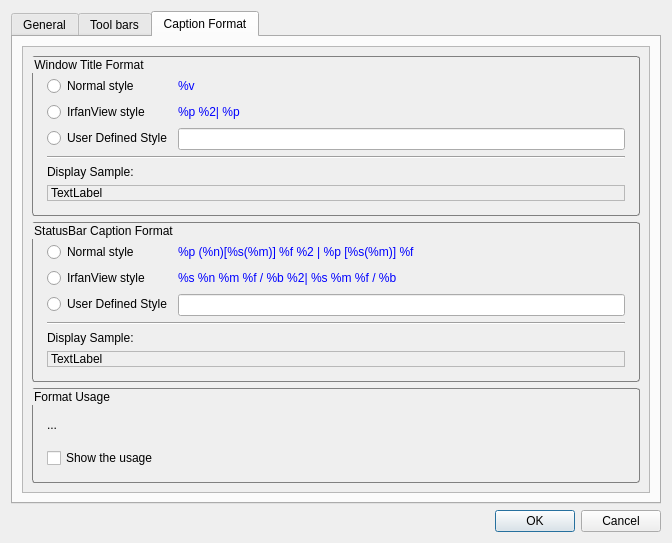
First picture: the form in QuickViewer/src/optionsdialog.ui, repository kanryu/quickviewer, before the edit.
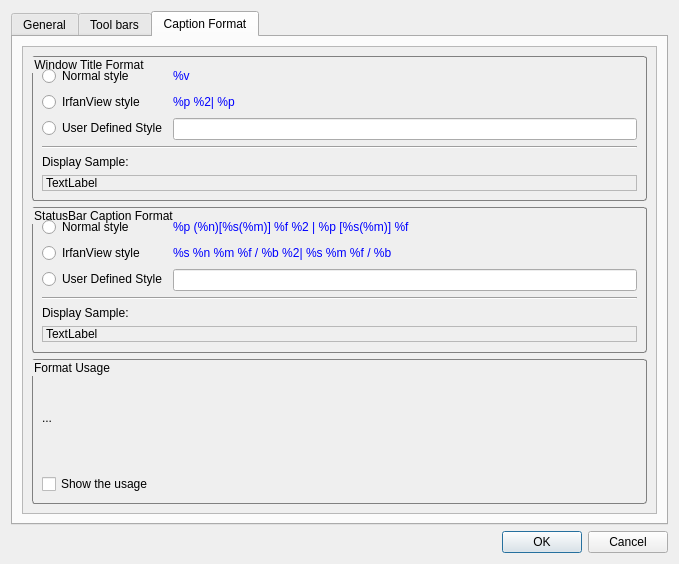
Second picture: the form after the edit. The open tabs and pages were chosen to show the change.

Diff of the .ui file:
```diff
--- a/QuickViewer/src/optionsdialog.ui
+++ b/QuickViewer/src/optionsdialog.ui
@@ -6,8 +6,8 @@
    <rect>
     <x>0</x>
     <y>0</y>
-    <width>672</width>
-    <height>543</height>
+    <width>679</width>
+    <height>564</height>
    </rect>
   </property>
   <property name="windowTitle">
@@ -17,7 +17,6 @@
    <string notr="true">QGroupBox {
   border: 1px solid gray;
   border-radius: 3px;
-  padding: 10px 5px 5px 5px;
 }
 </string>
   </property>
@@ -476,8 +475,8 @@
            <rect>
             <x>0</x>
             <y>0</y>
-            <width>628</width>
-            <height>451</height>
+            <width>635</width>
+            <height>471</height>
            </rect>
           </property>
           <layout class="QVBoxLayout" name="verticalLayout_8">
@@ -640,6 +639,15 @@
                      </color>
                     </brush>
                    </colorrole>
+                   <colorrole role="PlaceholderText">
+                    <brush brushstyle="NoBrush">
+                     <color alpha="128">
+                      <red>0</red>
+                      <green>0</green>
+                      <blue>255</blue>
+                     </color>
+                    </brush>
+                   </colorrole>
                   </active>
                   <inactive>
                    <colorrole role="WindowText">
@@ -777,6 +785,15 @@
                      </color>
                     </brush>
                    </colorrole>
+                   <colorrole role="PlaceholderText">
+                    <brush brushstyle="NoBrush">
+                     <color alpha="128">
+                      <red>0</red>
+                      <green>0</green>
+                      <blue>255</blue>
+                     </color>
+                    </brush>
+                   </colorrole>
                   </inactive>
                   <disabled>
                    <colorrole role="WindowText">
@@ -914,6 +931,15 @@
                      </color>
                     </brush>
                    </colorrole>
+                   <colorrole role="PlaceholderText">
+                    <brush brushstyle="NoBrush">
+                     <color alpha="128">
+                      <red>0</red>
+                      <green>0</green>
+                      <blue>255</blue>
+                     </color>
+                    </brush>
+                   </colorrole>
                   </disabled>
                  </palette>
                 </property>
@@ -1069,6 +1095,15 @@
                      </color>
                     </brush>
                    </colorrole>
+                   <colorrole role="PlaceholderText">
+                    <brush brushstyle="NoBrush">
+                     <color alpha="128">
+                      <red>0</red>
+                      <green>0</green>
+                      <blue>255</blue>
+                     </color>
+                    </brush>
+                   </colorrole>
                   </active>
                   <inactive>
                    <colorrole role="WindowText">
@@ -1206,6 +1241,15 @@
                      </color>
                     </brush>
                    </colorrole>
+                   <colorrole role="PlaceholderText">
+                    <brush brushstyle="NoBrush">
+                     <color alpha="128">
+                      <red>0</red>
+                      <green>0</green>
+                      <blue>255</blue>
+                     </color>
+                    </brush>
+                   </colorrole>
                   </inactive>
                   <disabled>
                    <colorrole role="WindowText">
@@ -1343,6 +1387,15 @@
                      </color>
                     </brush>
                    </colorrole>
+                   <colorrole role="PlaceholderText">
+                    <brush brushstyle="NoBrush">
+                     <color alpha="128">
+                      <red>0</red>
+                      <green>0</green>
+                      <blue>255</blue>
+                     </color>
+                    </brush>
+                   </colorrole>
                   </disabled>
                  </palette>
                 </property>
@@ -1547,6 +1600,15 @@
                      </color>
                     </brush>
                    </colorrole>
+                   <colorrole role="PlaceholderText">
+                    <brush brushstyle="NoBrush">
+                     <color alpha="128">
+                      <red>0</red>
+                      <green>0</green>
+                      <blue>255</blue>
+                     </color>
+                    </brush>
+                   </colorrole>
                   </active>
                   <inactive>
                    <colorrole role="WindowText">
@@ -1684,6 +1746,15 @@
                      </color>
                     </brush>
                    </colorrole>
+                   <colorrole role="PlaceholderText">
+                    <brush brushstyle="NoBrush">
+                     <color alpha="128">
+                      <red>0</red>
+                      <green>0</green>
+                      <blue>255</blue>
+                     </color>
+                    </brush>
+                   </colorrole>
                   </inactive>
                   <disabled>
                    <colorrole role="WindowText">
@@ -1821,6 +1892,15 @@
                      </color>
                     </brush>
                    </colorrole>
+                   <colorrole role="PlaceholderText">
+                    <brush brushstyle="NoBrush">
+                     <color alpha="128">
+                      <red>0</red>
+                      <green>0</green>
+                      <blue>255</blue>
+                     </color>
+                    </brush>
+                   </colorrole>
                   </disabled>
                  </palette>
                 </property>
@@ -1976,6 +2056,15 @@
                      </color>
                     </brush>
                    </colorrole>
+                   <colorrole role="PlaceholderText">
+                    <brush brushstyle="NoBrush">
+                     <color alpha="128">
+                      <red>0</red>
+                      <green>0</green>
+                      <blue>255</blue>
+                     </color>
+                    </brush>
+                   </colorrole>
                   </active>
                   <inactive>
                    <colorrole role="WindowText">
@@ -2113,6 +2202,15 @@
                      </color>
                     </brush>
                    </colorrole>
+                   <colorrole role="PlaceholderText">
+                    <brush brushstyle="NoBrush">
+                     <color alpha="128">
+                      <red>0</red>
+                      <green>0</green>
+                      <blue>255</blue>
+                     </color>
+                    </brush>
+                   </colorrole>
                   </inactive>
                   <disabled>
                    <colorrole role="WindowText">
@@ -2250,6 +2348,15 @@
                      </color>
                     </brush>
                    </colorrole>
+                   <colorrole role="PlaceholderText">
+                    <brush brushstyle="NoBrush">
+                     <color alpha="128">
+                      <red>0</red>
+                      <green>0</green>
+                      <blue>255</blue>
+                     </color>
+                    </brush>
+                   </colorrole>
                   </disabled>
                  </palette>
                 </property>
```
Left out of the diff: 49 changed lines with no effect on the pictures.
